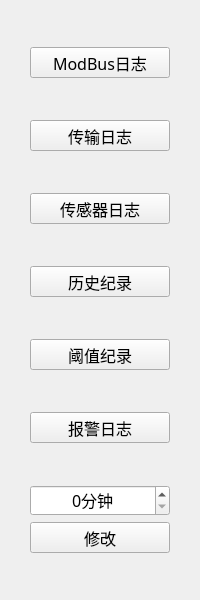
First picture: the form in IDC_TestSystem/SI-BusBar/bus_toolbox/buslogstoolwid.ui, repository ChinaClever/IDC_TestSystem, before the edit.
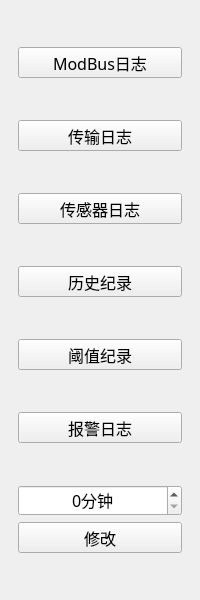
Second picture: the form after the edit.

```diff
--- a/IDC_TestSystem/SI-BusBar/bus_toolbox/buslogstoolwid.ui
+++ b/IDC_TestSystem/SI-BusBar/bus_toolbox/buslogstoolwid.ui
@@ -21,10 +21,10 @@
   </property>
   <layout class="QVBoxLayout" name="verticalLayout">
    <property name="leftMargin">
-    <number>30</number>
+    <number>18</number>
    </property>
    <property name="rightMargin">
-    <number>30</number>
+    <number>18</number>
    </property>
    <item>
     <spacer name="verticalSpacer">
```
